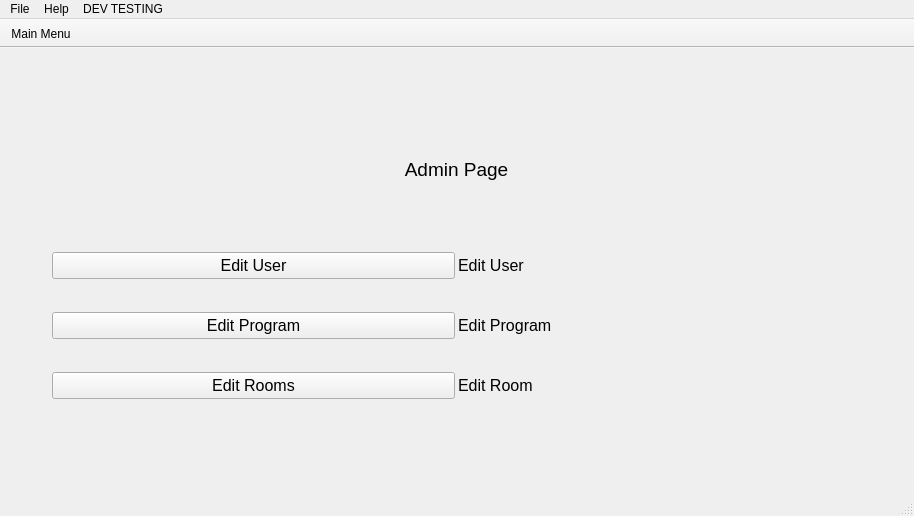
This is ArcApp/mainwindow.ui in Arc-Project/Arc as Qt 5 draws it before an edit. The edited form follows.
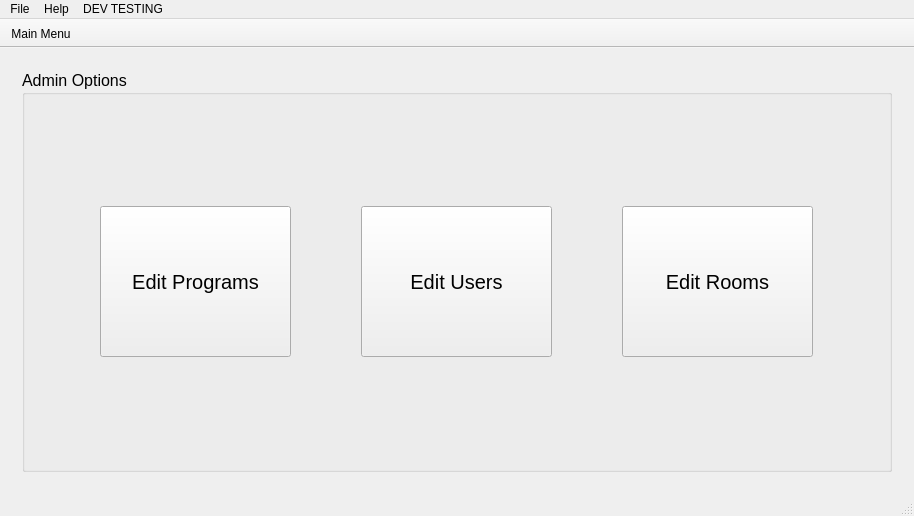
This is the edited form. The open tabs and pages were chosen to show the change.

Commit message: updated login screen and admin screen layout

What changed in the file:
```diff
--- a/ArcApp/mainwindow.ui
+++ b/ArcApp/mainwindow.ui
@@ -418,66 +418,83 @@
        </widget>
       </widget>
       <widget class="QWidget" name="adminPage">
-       <widget class="QWidget" name="gridLayoutWidget">
-        <property name="geometry">
-         <rect>
-          <x>30</x>
-          <y>20</y>
-          <width>831</width>
-          <height>361</height>
-         </rect>
-        </property>
         <layout class="QGridLayout" name="gridLayout">
-         <property name="sizeConstraint">
-          <enum>QLayout::SetDefaultConstraint</enum>
-         </property>
-         <property name="horizontalSpacing">
-          <number>3</number>
-         </property>
-         <property name="verticalSpacing">
-          <number>4</number>
-         </property>
-         <item row="1" column="1">
-          <widget class="QLabel" name="label_10">
+        <item row="0" column="0">
+         <widget class="QGroupBox" name="groupBox">
            <property name="font">
             <font>
              <pointsize>12</pointsize>
             </font>
            </property>
+          <property name="title">
+           <string>Admin Options</string>
+          </property>
+          <layout class="QGridLayout" name="gridLayout_4">
+           <item row="0" column="0">
+            <widget class="QPushButton" name="EditProgramButton">
+             <property name="minimumSize">
+              <size>
+               <width>191</width>
+               <height>151</height>
+              </size>
+             </property>
+             <property name="maximumSize">
+              <size>
+               <width>191</width>
+               <height>151</height>
+              </size>
+             </property>
+             <property name="font">
+              <font>
+               <pointsize>15</pointsize>
+              </font>
+             </property>
            <property name="text">
-            <string>Edit User</string>
+              <string>Edit Programs</string>
            </property>
           </widget>
          </item>
-         <item row="1" column="0">
+           <item row="0" column="1">
           <widget class="QPushButton" name="EditUserButton">
-           <property name="font">
-            <font>
-             <pointsize>12</pointsize>
-            </font>
-           </property>
-           <property name="text">
-            <string>Edit User</string>
-           </property>
-          </widget>
-         </item>
-         <item row="2" column="1">
-          <widget class="QLabel" name="label_11">
+             <property name="minimumSize">
+              <size>
+               <width>191</width>
+               <height>151</height>
+              </size>
+             </property>
+             <property name="maximumSize">
+              <size>
+               <width>191</width>
+               <height>151</height>
+              </size>
+             </property>
            <property name="font">
             <font>
-             <pointsize>12</pointsize>
+               <pointsize>15</pointsize>
             </font>
            </property>
            <property name="text">
-            <string>Edit Program</string>
+              <string>Edit Users</string>
            </property>
           </widget>
          </item>
-         <item row="3" column="0">
+           <item row="0" column="2">
           <widget class="QPushButton" name="EditRoomsButton">
+             <property name="minimumSize">
+              <size>
+               <width>191</width>
+               <height>151</height>
+              </size>
+             </property>
+             <property name="maximumSize">
+              <size>
+               <width>191</width>
+               <height>151</height>
+              </size>
+             </property>
            <property name="font">
             <font>
-             <pointsize>12</pointsize>
+               <pointsize>15</pointsize>
             </font>
            </property>
            <property name="text">
@@ -485,62 +502,10 @@
            </property>
           </widget>
          </item>
-         <item row="3" column="1">
-          <widget class="QLabel" name="label_12">
-           <property name="font">
-            <font>
-             <pointsize>12</pointsize>
-            </font>
-           </property>
-           <property name="text">
-            <string>Edit Room</string>
-           </property>
-          </widget>
-         </item>
-         <item row="2" column="0">
-          <widget class="QPushButton" name="EditProgramButton">
-           <property name="font">
-            <font>
-             <pointsize>12</pointsize>
-            </font>
-           </property>
-           <property name="text">
-            <string>Edit Program</string>
-           </property>
-          </widget>
-         </item>
-         <item row="0" column="0" colspan="2">
-          <widget class="QLabel" name="label_Admin">
-           <property name="enabled">
-            <bool>true</bool>
-           </property>
-           <property name="sizePolicy">
-            <sizepolicy hsizetype="Minimum" vsizetype="Fixed">
-             <horstretch>0</horstretch>
-             <verstretch>0</verstretch>
-            </sizepolicy>
-           </property>
-           <property name="minimumSize">
-            <size>
-             <width>0</width>
-             <height>100</height>
-            </size>
-           </property>
-           <property name="font">
-            <font>
-             <pointsize>14</pointsize>
-            </font>
-           </property>
-           <property name="text">
-            <string>Admin Page</string>
-           </property>
-           <property name="alignment">
-            <set>Qt::AlignCenter</set>
-           </property>
-          </widget>
-         </item>
-        </layout>
-       </widget>
+          </layout>
+         </widget>
+        </item>
+       </layout>
       </widget>
       <widget class="QWidget" name="editUsers">
        <widget class="QWidget" name="gridLayoutWidget_2">
```
Left out of the diff: 2 changed lines with no effect on the pictures. Lines whose indentation alone changed are shown as unchanged. The commit also changes 3 other files.
